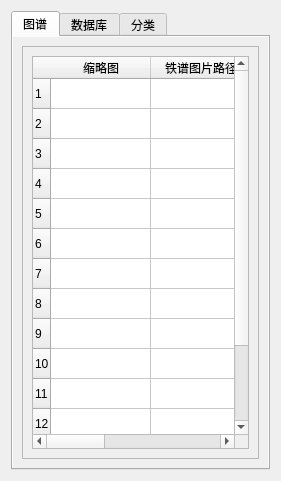
Old version of the form LeftWindow.ui in the repository WooodHead/labelling3.
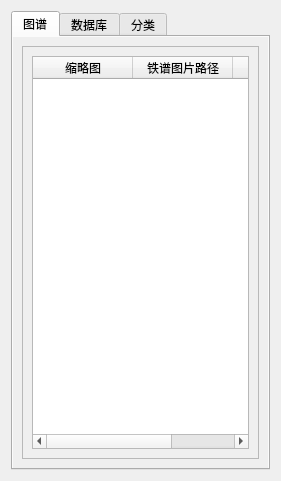
New version of the form. The open tabs and pages were chosen to show the change.

Diff of the .ui file:
```diff
--- a/LeftWindow.ui
+++ b/LeftWindow.ui
@@ -62,76 +62,6 @@
           <layout class="QGridLayout" name="gridLayout_2">
            <item row="0" column="0">
             <widget class="QTableWidget" name="tableWidget">
-             <row>
-              <property name="text">
-               <string>1</string>
-              </property>
-             </row>
-             <row>
-              <property name="text">
-               <string>2</string>
-              </property>
-             </row>
-             <row>
-              <property name="text">
-               <string>3</string>
-              </property>
-             </row>
-             <row>
-              <property name="text">
-               <string>4</string>
-              </property>
-             </row>
-             <row>
-              <property name="text">
-               <string>5</string>
-              </property>
-             </row>
-             <row>
-              <property name="text">
-               <string>6</string>
-              </property>
-             </row>
-             <row>
-              <property name="text">
-               <string>7</string>
-              </property>
-             </row>
-             <row>
-              <property name="text">
-               <string>8</string>
-              </property>
-             </row>
-             <row>
-              <property name="text">
-               <string>9</string>
-              </property>
-             </row>
-             <row>
-              <property name="text">
-               <string>10</string>
-              </property>
-             </row>
-             <row>
-              <property name="text">
-               <string>11</string>
-              </property>
-             </row>
-             <row>
-              <property name="text">
-               <string>12</string>
-              </property>
-             </row>
-             <row>
-              <property name="text">
-               <string>13</string>
-              </property>
-             </row>
-             <row>
-              <property name="text">
-               <string>14</string>
-              </property>
-             </row>
              <column>
               <property name="text">
                <string>缩略图</string>
```
Left out of the diff: 2 changed lines with no effect on the pictures.
